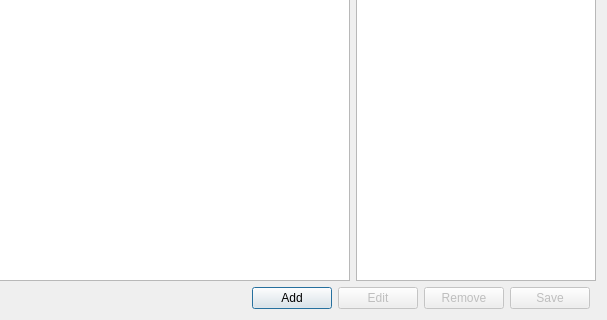
First picture: the form in Dialog/PatchManagerDialog.ui, repository wario-land/WL4Editor, before the edit; both pictures show x 368 to 975 and y 330 to 650 of the 975 by 650 pixel window.
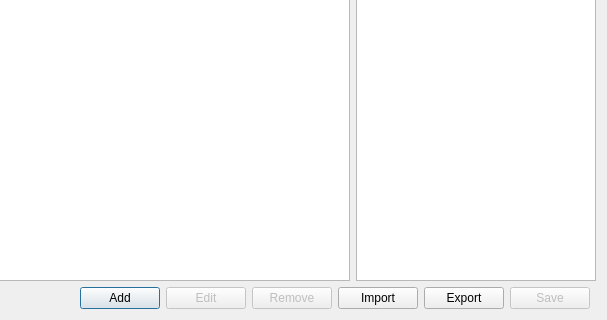
Second picture: the form after the edit. Custom widgets are drawn as their Qt base class.

Commit message: Support patch list export and import (#463)

Diff of the .ui file:
```diff
--- a/Dialog/PatchManagerDialog.ui
+++ b/Dialog/PatchManagerDialog.ui
@@ -56,6 +56,20 @@
        </property>
       </widget>
      </item>
+     <item>
+      <widget class="QPushButton" name="ImportPatchButton">
+       <property name="text">
+        <string>Import</string>
+       </property>
+      </widget>
+     </item>
+     <item>
+      <widget class="QPushButton" name="ExportPatchButton">
+       <property name="text">
+        <string>Export</string>
+       </property>
+      </widget>
+     </item>
      <item>
       <widget class="QPushButton" name="savePatchButton">
        <property name="enabled">
```
Left out of the diff: 8 changed lines with no effect on the pictures. The commit also changes 13 other files.
